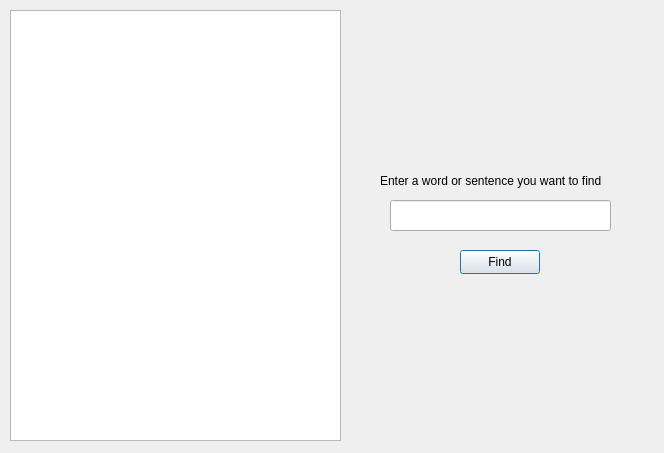
Before: the Qt Designer form filefind.ui in QjaYo/qt_project, drawn with Qt 5.
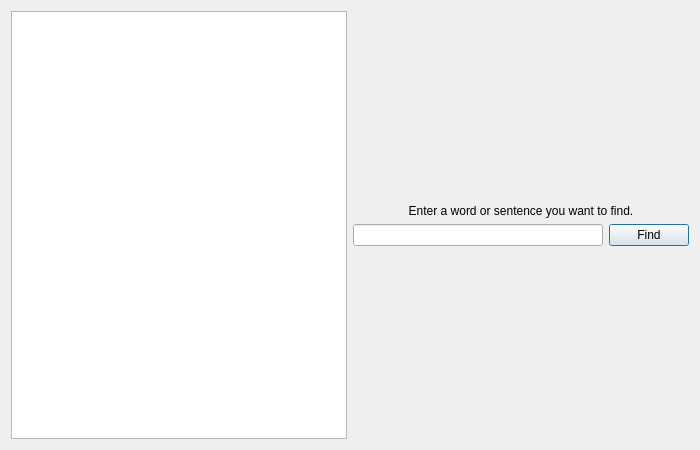
After: the same form once the commit is applied.

Patch:
```diff
--- a/filefind.ui
+++ b/filefind.ui
@@ -6,22 +6,16 @@
    <rect>
     <x>0</x>
     <y>0</y>
-    <width>664</width>
-    <height>453</height>
+    <width>700</width>
+    <height>450</height>
    </rect>
   </property>
   <property name="windowTitle">
    <string>Dialog</string>
   </property>
+  <layout class="QHBoxLayout" name="horizontalLayout_3">
+   <item>
   <widget class="QTextEdit" name="fileContent">
-   <property name="geometry">
-    <rect>
-     <x>10</x>
-     <y>10</y>
-     <width>331</width>
-     <height>431</height>
-    </rect>
-   </property>
    <property name="readOnly">
     <bool>true</bool>
    </property>
@@ -36,42 +30,87 @@
 &lt;p style=&quot;-qt-paragraph-type:empty; margin-top:0px; margin-bottom:0px; margin-left:0px; margin-right:0px; -qt-block-indent:0; text-indent:0px;&quot;&gt;&lt;br /&gt;&lt;/p&gt;&lt;/body&gt;&lt;/html&gt;</string>
    </property>
   </widget>
-  <widget class="QLineEdit" name="lineEdit">
-   <property name="geometry">
-    <rect>
-     <x>390</x>
-     <y>200</y>
-     <width>221</width>
-     <height>31</height>
-    </rect>
-   </property>
-  </widget>
-  <widget class="QLabel" name="label">
-   <property name="geometry">
-    <rect>
-     <x>380</x>
-     <y>170</y>
-     <width>231</width>
-     <height>21</height>
-    </rect>
+   </item>
+   <item>
+    <layout class="QVBoxLayout" name="verticalLayout" stretch="1,0,0,1">
+     <item>
+      <widget class="QWidget" name="emptyWidget1" native="true">
+       <property name="sizePolicy">
+        <sizepolicy hsizetype="Preferred" vsizetype="Expanding">
+         <horstretch>0</horstretch>
+         <verstretch>0</verstretch>
+        </sizepolicy>
+       </property>
+      </widget>
+     </item>
+     <item>
+      <widget class="QLabel" name="label_1">
+       <property name="sizePolicy">
+        <sizepolicy hsizetype="Expanding" vsizetype="Fixed">
+         <horstretch>0</horstretch>
+         <verstretch>0</verstretch>
+        </sizepolicy>
+       </property>
+       <property name="layoutDirection">
+        <enum>Qt::LayoutDirection::LeftToRight</enum>
    </property>
    <property name="text">
-    <string>Enter a word or sentence you want to find </string>
-   </property>
-  </widget>
-  <widget class="QPushButton" name="pushButton">
-   <property name="geometry">
-    <rect>
-     <x>460</x>
-     <y>250</y>
-     <width>80</width>
-     <height>24</height>
-    </rect>
+        <string>Enter a word or sentence you want to find.</string>
+       </property>
+       <property name="alignment">
+        <set>Qt::AlignmentFlag::AlignCenter</set>
+       </property>
+      </widget>
+     </item>
+     <item>
+      <layout class="QHBoxLayout" name="horizontalLayout_4">
+       <item>
+        <widget class="QLineEdit" name="lineEdit_find">
+         <property name="sizePolicy">
+          <sizepolicy hsizetype="Expanding" vsizetype="Fixed">
+           <horstretch>0</horstretch>
+           <verstretch>0</verstretch>
+          </sizepolicy>
+         </property>
+         <property name="maximumSize">
+          <size>
+           <width>16777215</width>
+           <height>16777215</height>
+          </size>
+         </property>
+         <property name="alignment">
+          <set>Qt::AlignmentFlag::AlignCenter</set>
+         </property>
+        </widget>
+       </item>
+       <item>
+        <widget class="QPushButton" name="btn_find">
+         <property name="sizePolicy">
+          <sizepolicy hsizetype="Fixed" vsizetype="Fixed">
+           <horstretch>0</horstretch>
+           <verstretch>0</verstretch>
+          </sizepolicy>
    </property>
    <property name="text">
     <string>Find</string>
    </property>
   </widget>
+       </item>
+      </layout>
+     </item>
+     <item>
+      <widget class="QWidget" name="emptyWidget2" native="true">
+       <property name="sizePolicy">
+        <sizepolicy hsizetype="Preferred" vsizetype="Expanding">
+         <horstretch>0</horstretch>
+         <verstretch>0</verstretch>
+        </sizepolicy>
+       </property>
+      </widget>
+     </item>
+    </layout>
+   </item>
+  </layout>
  </widget>
  <resources/>
  <connections/>
```
Lines whose indentation alone changed are shown as unchanged.
